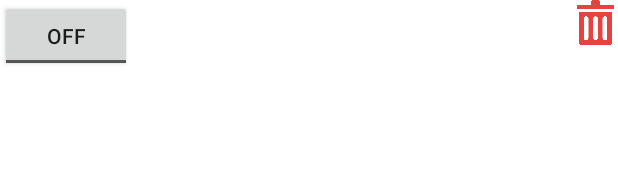
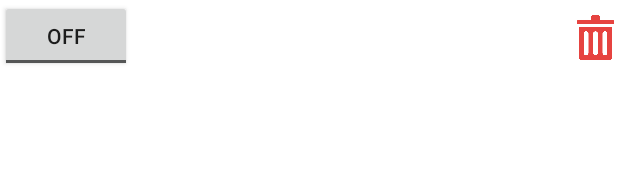
Before and after one commit to abeyna/PRM391x_AlarmClock_FX05543, an Android app: the layout item_alarm.xml on its own in the app's theme, with its tools: preview values and no code run, on a phone screen of 412 x 824 dp. Shown: the top 190 px of the screen. Run offline under Robolectric (Android 15) with nearby library versions, the phone set to English and light mode, and no system bars.

Commit message:
option2 commit 3.0

```diff
--- a/app/src/main/java/funix/prm/prm391x_alarmclock_fx05543/MainActivity.java
+++ b/app/src/main/java/funix/prm/prm391x_alarmclock_fx05543/MainActivity.java
@@ -50,9 +50,7 @@ public class MainActivity extends AppCompatActivity {
         mAlarmsListView.setOnItemClickListener(new AdapterView.OnItemClickListener() {
             @Override
             public void onItemClick(AdapterView<?> parent, View view, int position, long id) {
-                Toast.makeText(MainActivity.this, "ABV", Toast.LENGTH_SHORT).show();
-                editAlarm(position);
-                mAlarmAdapter.notifyDataSetChanged();
+
             }
         });
     }
--- a/app/src/main/res/layout/item_alarm.xml
+++ b/app/src/main/res/layout/item_alarm.xml
@@ -1,5 +1,6 @@
 <?xml version="1.0" encoding="utf-8"?>
 <RelativeLayout
+    android:id="@+id/item_alarm_layout"
     xmlns:android="http://schemas.android.com/apk/res/android"
     android:layout_width="match_parent"
     android:layout_height="match_parent">
@@ -22,5 +23,6 @@
         android:layout_width="30dp"
         android:layout_height="30dp"
         android:src="@drawable/btn_delete"
-        android:layout_alignParentRight="true"/>
+        android:layout_alignParentRight="true"
+        android:layout_marginTop="10dp"/>
 </RelativeLayout>
```
Also changed, not shown: app/src/main/java/funix/prm/prm391x_alarmclock_fx05543/AlarmAdapter.java (+14 -0 lines).
